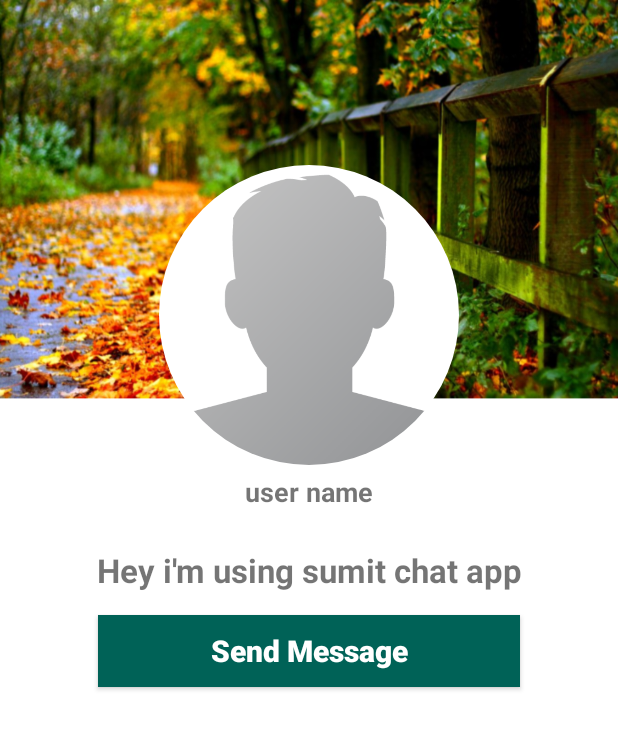
After one commit to sumitdnath/SocialBlaze, an Android app: the ProfileActivity screen opened directly, with no data from a screen before it, on a phone screen of 412 x 824 dp. The commit adds this screen. Shown: the top 729 px of the screen. Run offline under Robolectric (Android 15) with nearby library versions, the phone set to English and light mode, and no system bars; our stand-ins replace CircleImageView; 1 statement that could not run was skipped.

Commit message:
Profile Is Created

```diff
--- a/app/src/main/AndroidManifest.xml
+++ b/app/src/main/AndroidManifest.xml
@@ -13,8 +13,10 @@
         android:roundIcon="@mipmap/ic_launcher_round"
         android:supportsRtl="true"
         android:theme="@style/AppTheme">
-        <activity android:name=".FindFriendsActivity"
-            android:parentActivityName=".MainActivity"></activity>
+        <activity android:name=".ProfileActivity"></activity>
+        <activity
+            android:name=".FindFriendsActivity"
+            android:parentActivityName=".MainActivity" />
         <activity android:name=".PhoneLoginActivity" />
         <activity android:name=".GroupChatActivity" />
         <activity android:name=".SettingsActivity" />
--- a/app/src/main/java/com/example/socialblaze/FindFriendsActivity.java
+++ b/app/src/main/java/com/example/socialblaze/FindFriendsActivity.java
@@ -68,6 +68,19 @@ public class FindFriendsActivity extends AppCompatActivity {
                         holder.userStatus.setText(model.getStatus());
                         Picasso.get().load(model.getImage()).placeholder(R.drawable.profile_image).into(holder.profileImage);
 
+                        holder.itemView.setOnClickListener(new View.OnClickListener() {
+                            @Override
+                            public void onClick(View v)
+                            {
+
+                                String visit_user_id = getRef(position).getKey();
+                                Intent profileIntent = new Intent(FindFriendsActivity.this, ProfileActivity.class);
+                                profileIntent.putExtra("visit_user_id", visit_user_id);
+                                startActivity(profileIntent);
+
+                            }
+                        });
+
                     }
 
                     @NonNull
--- /dev/null
+++ b/app/src/main/java/com/example/socialblaze/ProfileActivity.java
@@ -0,0 +1,22 @@
+package com.example.socialblaze;
+
+import androidx.appcompat.app.AppCompatActivity;
+
+import android.os.Bundle;
+import android.widget.Toast;
+
+public class ProfileActivity extends AppCompatActivity {
+
+    private String receiverUserID;
+
+
+    @Override
+    protected void onCreate(Bundle savedInstanceState) {
+        super.onCreate(savedInstanceState);
+        setContentView(R.layout.activity_profile);
+
+        receiverUserID = getIntent().getExtras().get("visit_user_id").toString();
+
+        Toast.makeText(this, "User ID: "+receiverUserID, Toast.LENGTH_LONG).show();
+    }
+}
--- /dev/null
+++ b/app/src/main/res/layout/activity_profile.xml
@@ -0,0 +1,70 @@
+<?xml version="1.0" encoding="utf-8"?>
+<RelativeLayout
+    xmlns:android="http://schemas.android.com/apk/res/android"
+    xmlns:app="http://schemas.android.com/apk/res-auto"
+    xmlns:tools="http://schemas.android.com/tools"
+    android:layout_width="match_parent"
+    android:layout_height="match_parent"
+    android:background="@drawable/profile_activity"
+    tools:context=".ProfileActivity">
+
+    <de.hdodenhof.circleimageview.CircleImageView
+        android:id="@+id/visit_profile_image"
+        android:layout_width="200dp"
+        android:layout_height="200dp"
+        android:layout_alignParentTop="true"
+        android:layout_centerHorizontal="true"
+        android:layout_marginTop="110dp"
+        android:src="@drawable/profile_image"
+
+        />
+    <TextView
+        android:id="@+id/visit_user_name"
+        android:layout_width="match_parent"
+        android:layout_height="wrap_content"
+        android:text="user name"
+        android:layout_below="@+id/visit_profile_image"
+        android:layout_marginLeft="15dp"
+        android:layout_marginRight="15dp"
+        android:layout_marginTop="5dp"
+        android:textAlignment="center"
+        android:textAllCaps="false"
+        android:textSize="18sp"
+        android:textStyle="bold"
+
+        />
+    <TextView
+        android:id="@+id/visit_profile_status"
+        android:layout_width="match_parent"
+        android:layout_height="wrap_content"
+        android:text="Hey i'm using sumit chat app"
+        android:layout_below="@+id/visit_user_name"
+        android:layout_marginLeft="15dp"
+        android:layout_marginRight="15dp"
+        android:layout_marginTop="25dp"
+        android:textAlignment="center"
+        android:textAllCaps="false"
+        android:textSize="22sp"
+        android:textStyle="bold"
+
+        />
+
+    <Button
+        android:id="@+id/send_message_request_button"
+        android:layout_width="match_parent"
+        android:layout_height="wrap_content"
+        android:layout_below="@+id/visit_profile_status"
+        android:layout_marginTop="15dp"
+        android:layout_marginRight="65dp"
+        android:layout_marginLeft="65dp"
+        android:textColor="@android:color/background_light"
+        android:background="@drawable/buttons"
+        android:textStyle="bold"
+        android:textSize="20sp"
+        android:text="Send Message"
+        android:textAllCaps="false"
+
+
+        />
+
+</RelativeLayout>
```
